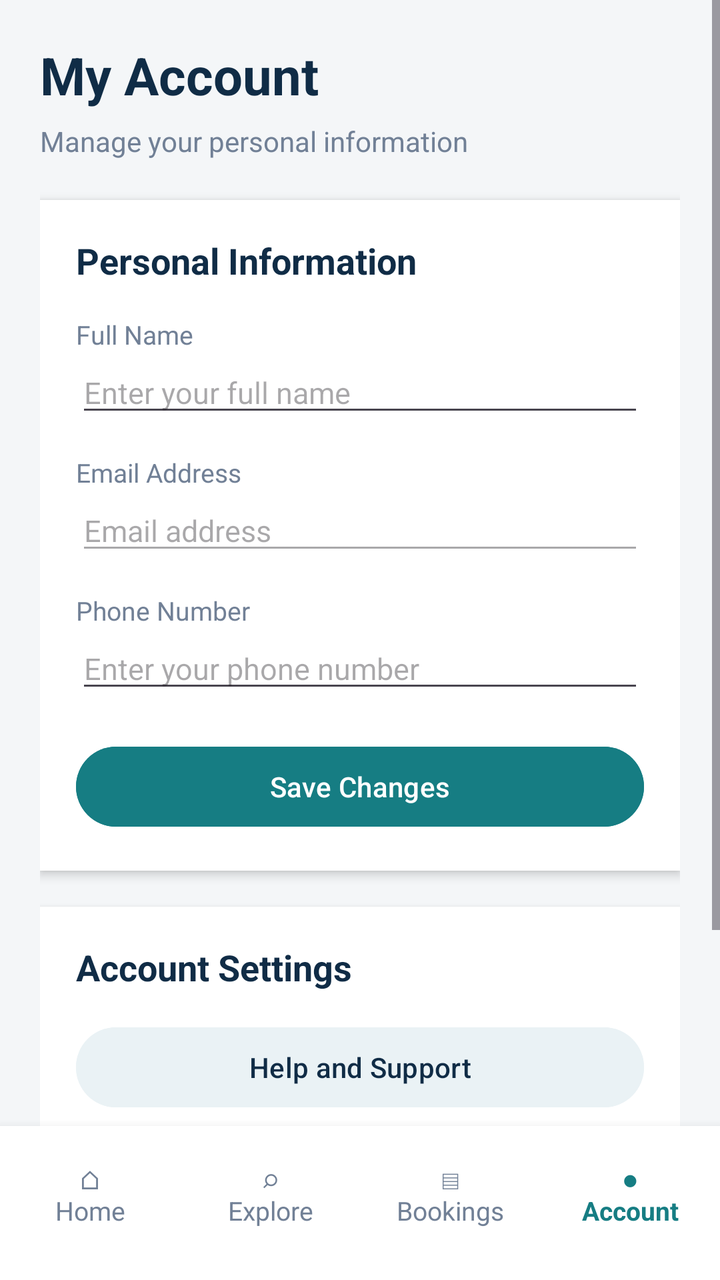
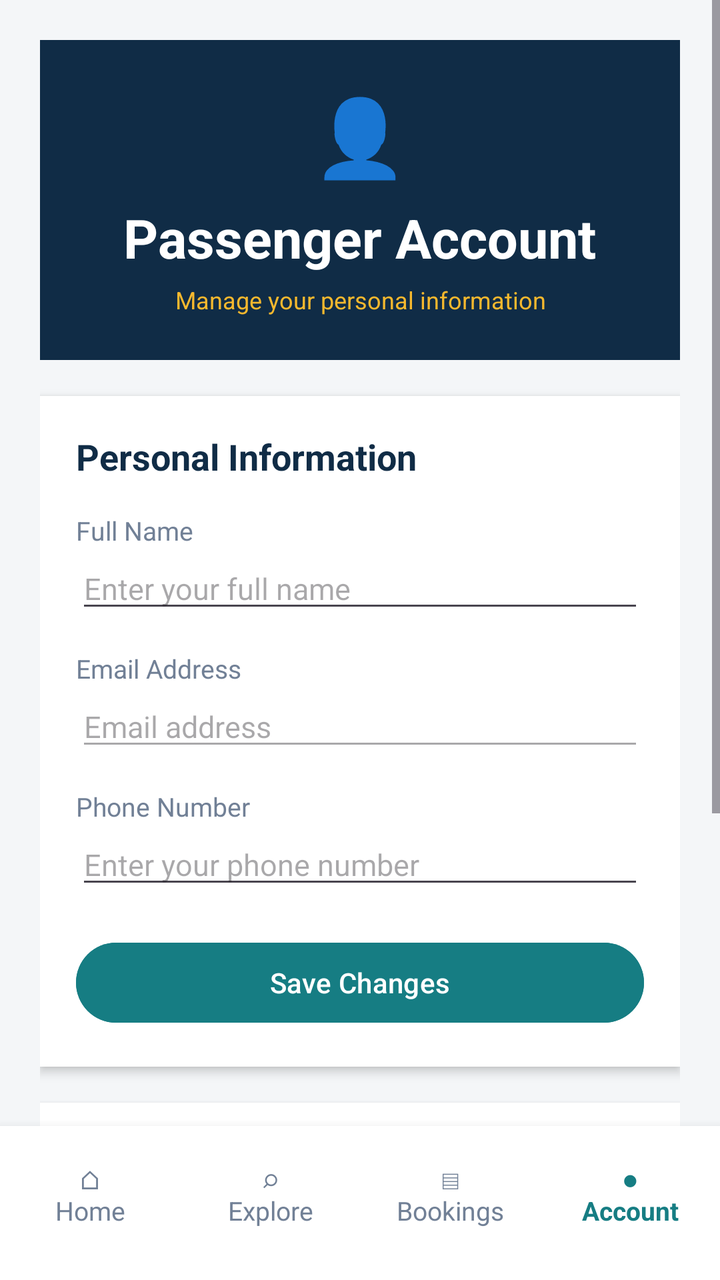

The first picture is an Android layout as it rendered before a commit; the second is the same layout after the commit. The layout source and the unified diff follow.
<!-- AndroidManifest.xml: application theme Theme.RideConnect -->
<!-- res/layout/activity_passenger_account.xml -->
<?xml version="1.0" encoding="utf-8"?>
<LinearLayout
    xmlns:android="http://schemas.android.com/apk/res/android"
    android:layout_width="match_parent"
    android:layout_height="match_parent"
    android:orientation="vertical"
    android:background="@color/screen_background">

    <ScrollView
        android:layout_width="match_parent"
        android:layout_height="0dp"
        android:layout_weight="1"
        android:fillViewport="true">

        <LinearLayout
            android:layout_width="match_parent"
            android:layout_height="wrap_content"
            android:orientation="vertical"
            android:padding="20dp">

            <TextView
                android:layout_width="match_parent"
                android:layout_height="wrap_content"
                android:text="My Account"
                android:textColor="#102C46"
                android:textSize="26sp"
                android:textStyle="bold"
                android:layout_marginBottom="6dp"/>

            <TextView
                android:id="@+id/passengerAccountGreetingText"
                android:layout_width="match_parent"
                android:layout_height="wrap_content"
                android:text="Manage your personal information"
                android:textColor="#718096"
                android:textSize="14sp"
                android:layout_marginBottom="20dp"/>

            

            <LinearLayout
                android:layout_width="match_parent"
                android:layout_height="wrap_content"
                android:orientation="vertical"
                android:padding="18dp"
                android:background="@color/card_white"
                android:elevation="3dp"
                android:layout_marginBottom="18dp">

                <TextView
                    android:layout_width="match_parent"
                    android:layout_height="wrap_content"
                    android:text="Personal Information"
                    android:textColor="#102C46"
                    android:textSize="18sp"
                    android:textStyle="bold"
                    android:layout_marginBottom="16dp"/>

                <TextView
                    android:layout_width="match_parent"
                    android:layout_height="wrap_content"
                    android:text="Full Name"
                    android:textColor="#718096"
                    android:textSize="13sp"/>

                <EditText
                    android:id="@+id/passengerNameInput"
                    android:layout_width="match_parent"
                    android:layout_height="wrap_content"
                    android:hint="Enter your full name"
                    android:inputType="textPersonName"
                    android:singleLine="true"
                    android:textColor="#172B3A"
                    android:textSize="15sp"
                    android:layout_marginBottom="14dp"/>

                <TextView
                    android:layout_width="match_parent"
                    android:layout_height="wrap_content"
                    android:text="Email Address"
                    android:textColor="#718096"
                    android:textSize="13sp"/>

                <EditText
                    android:id="@+id/passengerEmailInput"
                    android:layout_width="match_parent"
                    android:layout_height="wrap_content"
                    android:hint="Email address"
                    android:inputType="textEmailAddress"
                    android:singleLine="true"
                    android:enabled="false"
                    android:textColor="#718096"
                    android:textSize="15sp"
                    android:layout_marginBottom="14dp"/>

                <TextView
                    android:layout_width="match_parent"
                    android:layout_height="wrap_content"
                    android:text="Phone Number"
                    android:textColor="#718096"
                    android:textSize="13sp"/>

                <EditText
                    android:id="@+id/passengerPhoneInput"
                    android:layout_width="match_parent"
                    android:layout_height="wrap_content"
                    android:hint="Enter your phone number"
                    android:inputType="phone"
                    android:singleLine="true"
                    android:textColor="#172B3A"
                    android:textSize="15sp"
                    android:layout_marginBottom="18dp"/>

                <Button
                    android:id="@+id/savePassengerAccountButton"
                    android:layout_width="match_parent"
                    android:layout_height="wrap_content"
                    android:text="Save Changes"
                    android:textColor="#FFFFFF"
                    android:backgroundTint="#167D83"/>

            </LinearLayout>

            

            <LinearLayout
                android:layout_width="match_parent"
                android:layout_height="wrap_content"
                android:orientation="vertical"
                android:padding="18dp"
                android:background="@color/card_white"
                android:elevation="3dp"
                android:layout_marginBottom="18dp">

                <TextView
                    android:layout_width="match_parent"
                    android:layout_height="wrap_content"
                    android:text="Account Settings"
                    android:textColor="#102C46"
                    android:textSize="18sp"
                    android:textStyle="bold"
                    android:layout_marginBottom="14dp"/>

                <Button
                    android:id="@+id/passengerSupportButton"
                    android:layout_width="match_parent"
                    android:layout_height="wrap_content"
                    android:text="Help and Support"
                    android:textColor="#102C46"
                    android:backgroundTint="#EAF2F5"/>

            </LinearLayout>

            

            <Button
                android:id="@+id/passengerLogoutButton"
                android:layout_width="match_parent"
                android:layout_height="wrap_content"
                android:text="Log Out"
                android:textColor="#FFFFFF"
                android:backgroundTint="#D64545"
                android:layout_marginBottom="20dp"/>

        </LinearLayout>

    </ScrollView>

    

    <LinearLayout
        android:id="@+id/passengerAccountBottomNavigation"
        android:layout_width="match_parent"
        android:layout_height="wrap_content"
        android:orientation="horizontal"
        android:gravity="center"
        android:background="@color/card_white"
        android:elevation="8dp"
        android:paddingTop="4dp"
        android:paddingBottom="12dp">

        <TextView
            android:id="@+id/passengerAccountHomeNavItem"
            android:layout_width="0dp"
            android:layout_height="61dp"
            android:layout_weight="1"
            android:gravity="center"
            android:text="⌂\nHome"
            android:textColor="#718096"
            android:textSize="13sp"
            android:clickable="true"
            android:focusable="true"
            android:background="?attr/selectableItemBackground"/>

        <TextView
            android:id="@+id/passengerAccountExploreNavItem"
            android:layout_width="0dp"
            android:layout_height="61dp"
            android:layout_weight="1"
            android:gravity="center"
            android:text="⌕\nExplore"
            android:textColor="#718096"
            android:textSize="13sp"
            android:clickable="true"
            android:focusable="true"
            android:background="?attr/selectableItemBackground"/>

        <TextView
            android:id="@+id/passengerAccountBookingsNavItem"
            android:layout_width="0dp"
            android:layout_height="61dp"
            android:layout_weight="1"
            android:gravity="center"
            android:text="▤\nBookings"
            android:textColor="#718096"
            android:textSize="13sp"
            android:clickable="true"
            android:focusable="true"
            android:background="?attr/selectableItemBackground"/>

        <TextView
            android:id="@+id/passengerAccountNavItem"
            android:layout_width="0dp"
            android:layout_height="61dp"
            android:layout_weight="1"
            android:gravity="center"
            android:text="●\nAccount"
            android:textColor="#167D83"
            android:textStyle="bold"
            android:textSize="13sp"
            android:clickable="true"
            android:focusable="true"
            android:background="?attr/selectableItemBackground"/>

    </LinearLayout>

</LinearLayout>
<!-- resources referenced by this layout -->
<resources>
  <color name="card_white">#FFFFFF</color>
  <color name="screen_background">#F4F6F8</color>
  <style name="Theme.RideConnect" parent="Base.Theme.RideConnect" />
  <style name="Base.Theme.RideConnect" parent="Theme.Material3.Light.NoActionBar">
  
          
          <item name="colorPrimary">@color/navy</item>
          <item name="colorOnPrimary">@color/white</item>
  
          <item name="colorSecondary">@color/teal</item>
          <item name="colorOnSecondary">@color/white</item>
  
          <item name="colorTertiary">@color/gold</item>
          <item name="colorOnTertiary">@color/navy</item>
  
          
          <item name="colorSurface">@color/card_white</item>
          <item name="colorOnSurface">@color/text_primary</item>
  
          
          <item name="android:statusBarColor">@color/navy</item>
          <item name="android:navigationBarColor">@color/card_white</item>
  
          <item name="android:windowLightStatusBar">false</item>
          <item name="android:windowLightNavigationBar">true</item>
  
          
          <item name="android:windowBackground">@color/screen_background</item>
  
          
          <item name="android:colorAccent">@color/teal</item>
  
      </style>
  <color name="navy">#102C46</color>
  <color name="white">#FFFFFFFF</color>
  <color name="teal">#167D83</color>
  <color name="gold">#F2B84B</color>
  <color name="text_primary">#172B3A</color>
</resources>

<!-- the commit's change to res/layout/activity_passenger_account.xml (unified diff, before → after) -->
@@ -18,23 +18,42 @@
             android:orientation="vertical"
             android:padding="20dp">
 
-            <TextView
-                android:layout_width="match_parent"
-                android:layout_height="wrap_content"
-                android:text="My Account"
-                android:textColor="#102C46"
-                android:textSize="26sp"
-                android:textStyle="bold"
-                android:layout_marginBottom="6dp"/>
-
-            <TextView
-                android:id="@+id/passengerAccountGreetingText"
-                android:layout_width="match_parent"
-                android:layout_height="wrap_content"
-                android:text="Manage your personal information"
-                android:textColor="#718096"
-                android:textSize="14sp"
-                android:layout_marginBottom="20dp"/>
+            
+
+            <LinearLayout
+                android:layout_width="match_parent"
+                android:layout_height="160dp"
+                android:orientation="vertical"
+                android:gravity="center"
+                android:background="@color/navy"
+                android:padding="20dp">
+
+                <TextView
+                    android:layout_width="wrap_content"
+                    android:layout_height="wrap_content"
+                    android:text="👤"
+                    android:textSize="38sp"/>
+
+                <TextView
+                    android:layout_width="wrap_content"
+                    android:layout_height="wrap_content"
+                    android:text="Passenger Account"
+                    android:textSize="27sp"
+                    android:textStyle="bold"
+                    android:textColor="@color/white"
+                    android:layout_marginTop="8dp"/>
+
+                <TextView
+                    android:id="@+id/passengerAccountGreetingText"
+                    android:layout_width="wrap_content"
+                    android:layout_height="wrap_content"
+                    android:text="Manage your personal information"
+                    android:textSize="12sp"
+                    android:textColor="#F5B82E"
+                    android:layout_marginTop="5dp"
+                    android:gravity="center"/>
+
+            </LinearLayout>
 
             
 
@@ -45,6 +64,7 @@
                 android:padding="18dp"
                 android:background="@color/card_white"
                 android:elevation="3dp"
+                android:layout_marginTop="18dp"
                 android:layout_marginBottom="18dp">
 
                 <TextView
@@ -185,7 +205,7 @@
             android:layout_height="61dp"
             android:layout_weight="1"
             android:gravity="center"
-            android:text="⌂\nHome"
+            android:text="⌂&#10;Home"
             android:textColor="#718096"
             android:textSize="13sp"
             android:clickable="true"
@@ -198,7 +218,7 @@
             android:layout_height="61dp"
             android:layout_weight="1"
             android:gravity="center"
-            android:text="⌕\nExplore"
+            android:text="⌕&#10;Explore"
             android:textColor="#718096"
             android:textSize="13sp"
             android:clickable="true"
@@ -211,7 +231,7 @@
             android:layout_height="61dp"
             android:layout_weight="1"
             android:gravity="center"
-            android:text="▤\nBookings"
+            android:text="▤&#10;Bookings"
             android:textColor="#718096"
             android:textSize="13sp"
             android:clickable="true"
@@ -224,7 +244,7 @@
             android:layout_height="61dp"
             android:layout_weight="1"
             android:gravity="center"
-            android:text="●\nAccount"
+            android:text="●&#10;Account"
             android:textColor="#167D83"
             android:textStyle="bold"
             android:textSize="13sp"
